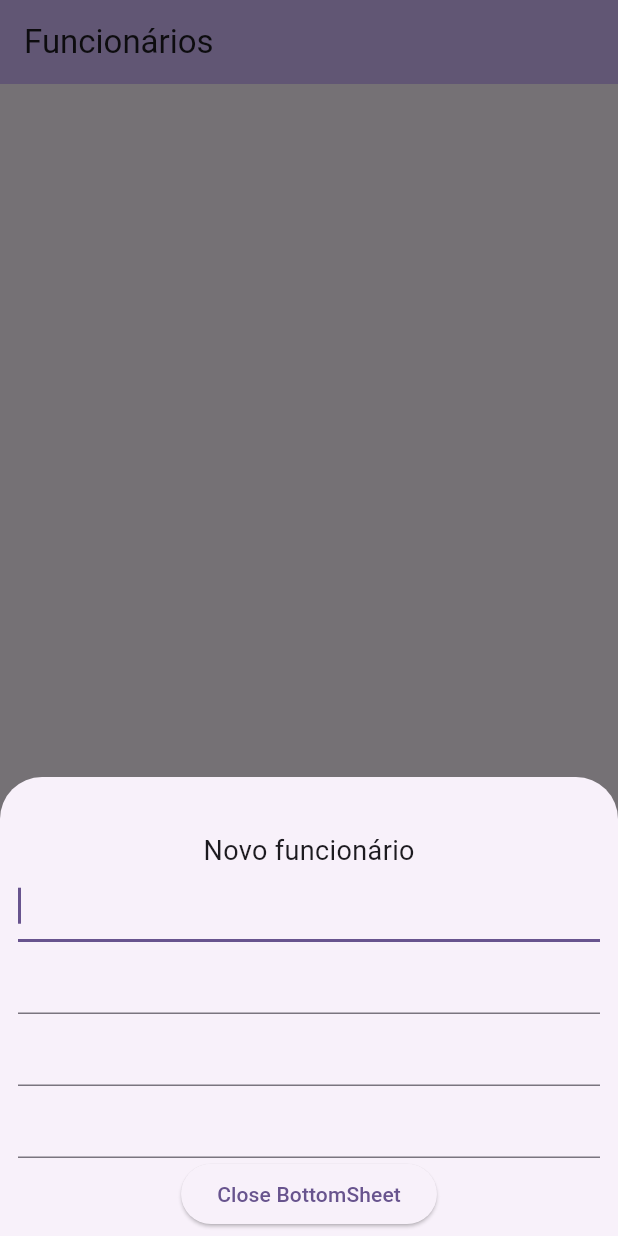
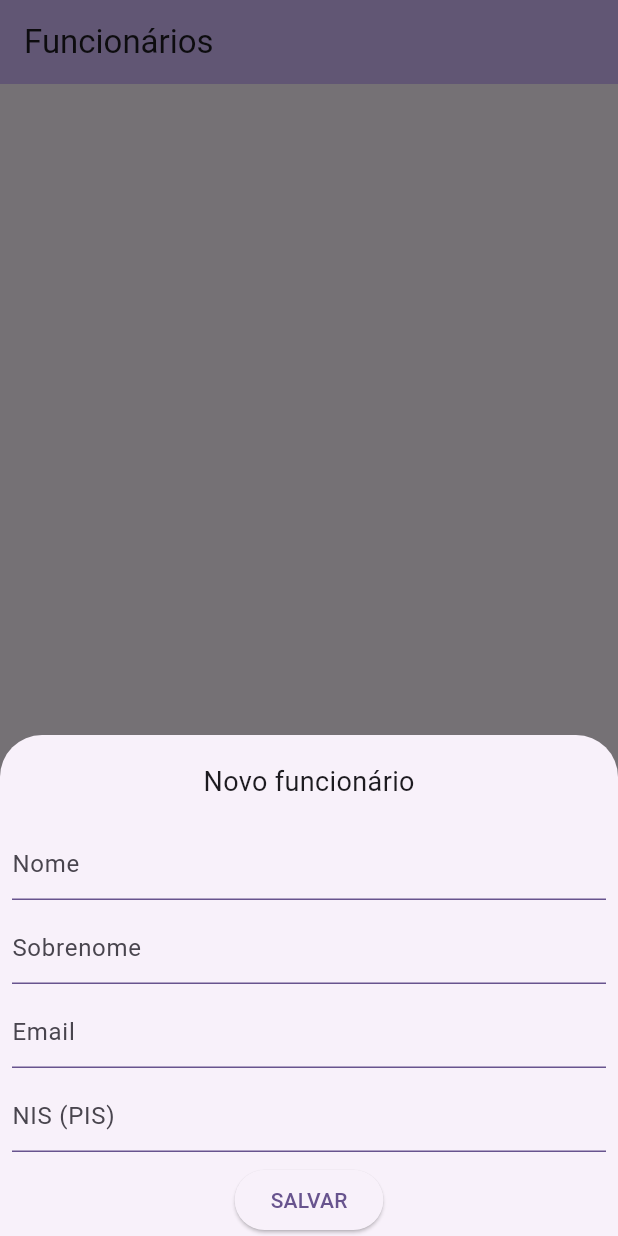
Before and after one commit to FelipeGutjahr/funcionario-front, a Flutter app: the screen it shows after launch, after a tap on the "add" icon, on a phone screen of 412 x 824 dp. Run offline on Flutter 3.47's test engine with Material 2 defaults, Android fonts, the phone set to English and light mode, and no system bars; our stand-ins replace dio, flutter_mobx, flutter_modular, mobx; generated files the repository leaves out were written again; network calls fail.

Commit message:
Finalizada alteração de funcionário

```diff
--- a/lib/app_module.dart
+++ b/lib/app_module.dart
@@ -8,7 +8,7 @@ class AppModule extends Module {
   @override
   final List<Bind> binds = [
     Bind((i) => Dio(BaseOptions(
-          baseUrl: 'http://192.168.2.116:8080',
+          baseUrl: 'http://192.168.2.121:8080',
           connectTimeout: const Duration(milliseconds: 5000),
           receiveTimeout: const Duration(milliseconds: 3000),
         ))),
--- /dev/null
+++ b/lib/component/input/input.dart
@@ -0,0 +1,55 @@
+import 'package:flutter/material.dart';
+import 'package:flutter_mobx/flutter_mobx.dart';
+
+class Input extends StatefulWidget {
+  final String hintText;
+  final dynamic onEditingComplete;
+  final dynamic focusNode;
+  final TextInputType textInputType;
+  final dynamic controller;
+  final bool required;
+
+  const Input({
+    required this.hintText,
+    this.onEditingComplete,
+    this.focusNode,
+    this.textInputType = TextInputType.name,
+    this.controller,
+    this.required = false,
+    Key? key,
+  }) : super(key: key);
+
+  @override
+  State<Input> createState() => _InputState();
+}
+
+class _InputState extends State<Input> {
+  @override
+  Widget build(BuildContext context) {
+    return Observer(builder: (_) {
+      return TextFormField(
+        controller: widget.controller,
+        autocorrect: false,
+        enableSuggestions: false,
+        keyboardType: widget.textInputType,
+        decoration: InputDecoration(
+          hintText: widget.hintText,
+          enabledBorder: UnderlineInputBorder(
+            borderSide: BorderSide(
+              color: Theme.of(context).primaryColor,
+            ),
+          ),
+        ),
+        validator: (value) {
+          if (value!.isEmpty && widget.required) {
+            return 'Campo obrigatório';
+          } else {
+            return null;
+          }
+        },
+        onEditingComplete: widget.onEditingComplete,
+        focusNode: widget.focusNode,
+      );
+    });
+  }
+}
--- a/lib/model/funcionario_model.dart
+++ b/lib/model/funcionario_model.dart
@@ -4,6 +4,8 @@ class Funcionario {
   String? _sobrenome;
   String? _email;
   int? _pis;
+
+  Funcionario();
 
   int get id => _id!;
 
@@ -19,9 +21,13 @@ class Funcionario {
 
   String get email => _email!;
 
+  set email(String email) => _email = email;
+
+  int get pis => _pis!;
+
   set pis(int pis) => _pis = pis;
 
-  int get pis => _pis!;
+  bool get isPisValido => _pis != null;
 
   Funcionario.fromJson(Map<String, dynamic> json) {
     _id = json['id'];
@@ -30,4 +36,14 @@ class Funcionario {
     _email = json['email'];
     _pis = json['pis'];
   }
+
+  Map<String, dynamic> toJson() {
+    final Map<String, dynamic> data = <String, dynamic>{};
+    data['id'] = _id;
+    data['nome'] = _nome;
+    data['sobrenome'] = _sobrenome;
+    data['email'] = _email;
+    data['pis'] = _pis;
+    return data;
+  }
 }
--- a/lib/service/api_service.dart
+++ b/lib/service/api_service.dart
@@ -6,36 +6,14 @@ class ApiService {
   ApiService(this._dio);
 
   get(endpoint, {params}) async {
-    Response? response;
-    try {
-      response = await _dio.get(endpoint, queryParameters: params);
-      // ignore: empty_catches
-    } catch (e) {}
-    return response;
+    return await _dio.get(endpoint, queryParameters: params);
   }
 
   delete(endpoint, int id) async {
-    Response? response;
-    try {
-      response = await _dio.get(endpoint, queryParameters: {'id': id});
-      // ignore: empty_catches
-    } catch (e) {
-      print('================== ERRO ==============');
-      print(e);
-    }
-    return response;
+    return await _dio.delete(endpoint, queryParameters: {'id': id});
   }
 
-  post() async {
-    try {
-      await _dio.post('/funcionario/salvar', data: {
-        'nome': 'Felipe',
-        'sobrenome': 'Gutjahr',
-        'email': 'gutjahrfelipe@gmail.com'
-      });
-    } catch (e) {
-      // ignore: avoid_print
-      print('OCORREU UM PROBLEMA AO FAZER A REQUISIÇÃO');
-    }
+  post(endpoint, json) async {
+    return await _dio.post(endpoint, data: json);
   }
 }
--- a/lib/service/funcionario_service.dart
+++ b/lib/service/funcionario_service.dart
@@ -18,4 +18,8 @@ class FuncionarioService {
   Future<Response> excluir(int id) async {
     return await apiService.delete('/funcionario/excluir', id);
   }
+
+  Future<Response> salvar(Funcionario funcionario) async {
+    return await apiService.post('/funcionario/salvar', funcionario.toJson());
+  }
 }
--- a/lib/view/lista_funcionarios_controller.dart
+++ b/lib/view/lista_funcionarios_controller.dart
@@ -1,4 +1,6 @@
 import 'package:dio/dio.dart';
+import 'package:flutter/material.dart';
+import 'package:flutter/widgets.dart';
 import 'package:flutter_modular/flutter_modular.dart';
 import 'package:funcionario_front/model/funcionario_model.dart';
 import 'package:funcionario_front/service/funcionario_service.dart';
@@ -12,34 +14,100 @@ class ListaFuncionariosController = _ListaFuncionariosControllerBase
     with _$ListaFuncionariosController;
 
 abstract class _ListaFuncionariosControllerBase with Store {
+  final formKey = GlobalKey<FormState>();
+  var sobrenomeFocus = FocusNode();
+  var emailFocus = FocusNode();
+  var pisFocus = FocusNode();
+  int id = 0;
+  TextEditingController nomeController = TextEditingController();
+  TextEditingController sobrenomeController = TextEditingController();
+  TextEditingController emailController = TextEditingController();
+  TextEditingController pisController = TextEditingController();
+
   @observable
-  List<Funcionario> _funcionarios = [];
+  ObservableList<Funcionario> _funcionarios = ObservableList<Funcionario>();
+
+  @observable
+  String _errorMessage = '';
 
   @action
   setFuncionarios(List<Funcionario> funcionarios) =>
-      _funcionarios = funcionarios;
+      _funcionarios.addAll(funcionarios);
+
+  @action
+  setErrorMessage(String errorMessage) => _errorMessage = errorMessage;
+
+  @action
+  removeFuncionario(int id) {
+    _funcionarios.removeWhere((item) => item.id == id);
+  }
+
+  @action
+  addFuncionario(Funcionario funcionario) {
+    _funcionarios.add(funcionario);
+  }
 
   @computed
   List<Funcionario> get funcionarios => _funcionarios;
 
-  @action
-  removeItem(int id) {
-    _funcionarios.removeWhere((item) => item.id == id);
-  }
+  @computed
+  String get errorMessage => _errorMessage;
 
   listarFuncionarios() async {
     setFuncionarios(await service.listar());
   }
 
-  salvar() {
-    // ignore: avoid_print
-    // apiService.post();
+  salvar(BuildContext context) async {
+    if (formKey.currentState!.validate()) {
+      Funcionario funcionario = Funcionario();
+      funcionario.nome = nomeController.text;
+      funcionario.sobrenome = sobrenomeController.text;
+      funcionario.email = emailController.text;
+      if (pisController.text != '') {
+        funcionario.pis = int.parse(pisController.text);
+      }
+      if (id != 0) {
+        funcionario.id = id;
+      }
+
+      Response response = await service.salvar(funcionario);
+      if (response.data['success'] == true) {
+        funcionario.id = response.data['result'];
+        removeFuncionario(id);
+        addFuncionario(funcionario);
+        limparForm();
+      } else {
+        setErrorMessage(response.data['message']);
+      }
+    }
+  }
+
+  limparForm() {
+    id = 0;
+    nomeController.clear();
+    sobrenomeController.clear();
+    emailController.clear();
+    pisController.clear();
+    setErrorMessage('');
   }
 
   excluir(int id) async {
     Response response = await service.excluir(id);
-    if (response.data['result']) {
-      removeItem(id);
+    if (response.data['success'] == true) {
+      removeFuncionario(id);
+    }
+  }
+
+  editar(Funcionario funcionario) {
+    setErrorMessage('');
+    id = funcionario.id;
+    nomeController.text = funcionario.nome;
+    sobrenomeController.text = funcionario.sobrenome;
+    emailController.text = funcionario.email;
+    if (funcionario.isPisValido) {
+      pisController.text = funcionario.pis.toString();
+    } else {
+      pisController.text = '';
     }
   }
 }
--- a/lib/view/lista_funcionarios_view.dart
+++ b/lib/view/lista_funcionarios_view.dart
@@ -1,5 +1,6 @@
 import 'package:flutter/material.dart';
 import 'package:flutter_modular/flutter_modular.dart';
+import 'package:funcionario_front/component/input/input.dart';
 import 'package:funcionario_front/model/funcionario_model.dart';
 import 'package:funcionario_front/view/lista_funcionarios_controller.dart';
 import 'package:flutter_mobx/flutter_mobx.dart';
@@ -35,6 +36,10 @@ class _ListaFuncionariosView extends State<ListaFuncionariosView> {
               return ListTile(
                 title: Text("${funcionario.nome} ${funcionario.sobrenome}"),
                 subtitle: Text(funcionario.email),
+                onTap: () => {
+                  controller.editar(funcionario),
+                  _showModal(),
+                },
                 trailing: IconButton(
                   icon: const Icon(Icons.delete_forever),
                   onPressed: () => controller.excluir(funcionario.id),
@@ -44,39 +49,90 @@ class _ListaFuncionariosView extends State<ListaFuncionariosView> {
       }),
       floatingActionButton: FloatingActionButton(
         tooltip: 'Increment',
-        onPressed: () {
-          showModalBottomSheet(
+        onPressed: () => {
+          controller.limparForm(),
+          _showModal(),
+        },
+        child: const Icon(Icons.add),
+      ),
+    );
+  }
+
+  _showModal() {
+    return showModalBottomSheet(
       context: context,
+      isScrollControlled: true,
       builder: (BuildContext context) {
-                return Container(
-                  padding: const EdgeInsets.only(
-                      bottom: 4, left: 12, right: 12, top: 18),
-                  width: double.infinity,
+        return Padding(
+          padding: MediaQuery.of(context).viewInsets,
+          child: Container(
+            padding: const EdgeInsets.symmetric(horizontal: 8),
+            child: Form(
+              key: controller.formKey,
               child: Column(
                 mainAxisAlignment: MainAxisAlignment.center,
                 mainAxisSize: MainAxisSize.min,
                 children: <Widget>[
                   const SizedBox(height: 18),
-                      const Text('Novo funcionário',
-                          style: TextStyle(fontSize: 18)),
-                      TextFormField(
-                        autofocus: true,
+                  Text(
+                    controller.id == 0
+                        ? 'Novo funcionário'
+                        : 'Editar funcionário',
+                    style: const TextStyle(fontSize: 18),
                   ),
-                      TextFormField(),
-                      TextFormField(),
-                      TextFormField(),
+                  Observer(builder: (_) {
+                    return controller.errorMessage != ''
+                        ? Text(controller.errorMessage,
+                            style: const TextStyle(color: Colors.red))
+                        : Container();
+                  }),
+                  const SizedBox(height: 18),
+                  Input(
+                    hintText: 'Nome',
+                    controller: controller.nomeController,
+                    required: true,
+                    onEditingComplete: () => FocusScope.of(context)
+                        .requestFocus(controller.sobrenomeFocus),
+                  ),
+                  const SizedBox(height: 8),
+                  Input(
+                    hintText: 'Sobrenome',
+                    controller: controller.sobrenomeController,
+                    required: true,
+                    focusNode: controller.sobrenomeFocus,
+                    onEditingComplete: () => FocusScope.of(context)
+                        .requestFocus(controller.emailFocus),
+                  ),
+                  const SizedBox(height: 8),
+                  Input(
+                    hintText: 'Email',
+                    controller: controller.emailController,
+                    required: true,
+                    focusNode: controller.emailFocus,
+                    onEditingComplete: () => FocusScope.of(context)
+                        .requestFocus(controller.pisFocus),
+                    textInputType: TextInputType.emailAddress,
+                  ),
+                  const SizedBox(height: 8),
+                  Input(
+                    hintText: 'NIS (PIS)',
+                    controller: controller.pisController,
+                    focusNode: controller.pisFocus,
+                    textInputType: TextInputType.number,
+                  ),
+                  const SizedBox(height: 8),
                   ElevatedButton(
-                        child: const Text('Close BottomSheet'),
-                        onPressed: () => Navigator.pop(context),
+                    child: const Text('SALVAR'),
+                    onPressed: () {
+                      controller.salvar(context);
+                    },
                   ),
-                      SizedBox(height: MediaQuery.of(context).viewInsets.bottom)
                 ],
               ),
+            ),
+          ),
         );
-              });
       },
-        child: const Icon(Icons.add),
-      ),
     );
   }
 }
```
Also changed, not shown: lib/view/lista_funcionarios_controller.g.dart. Lines whose indentation alone changed are shown as unchanged.
